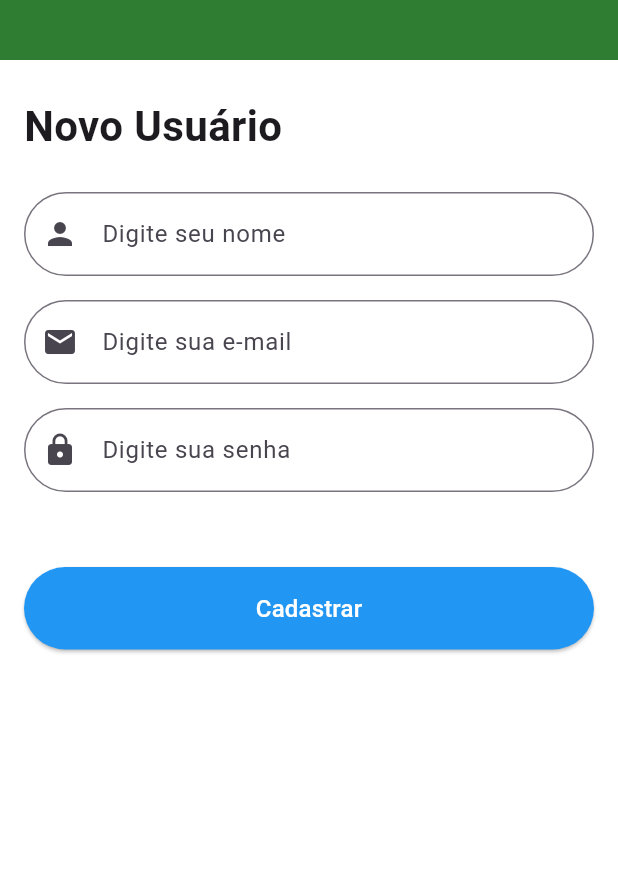
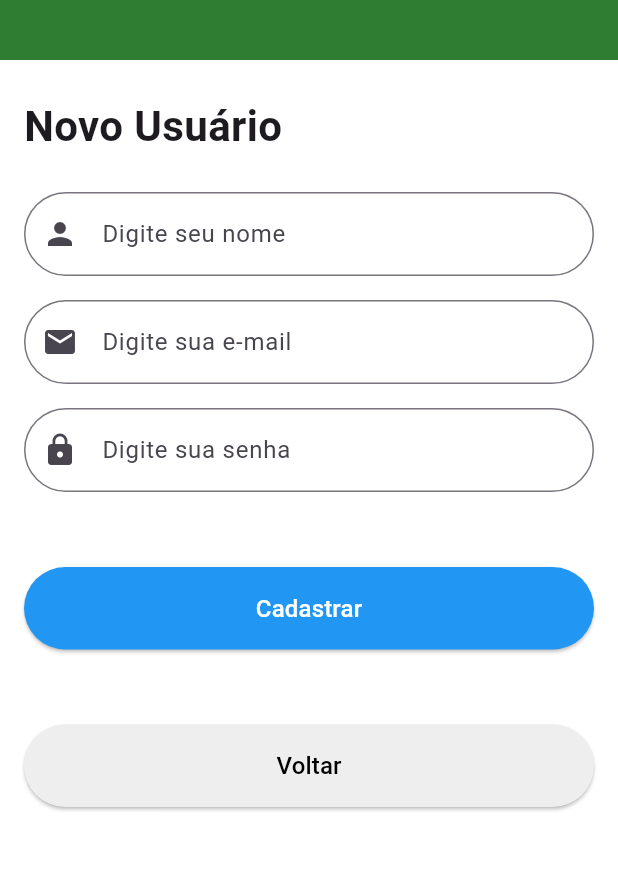
Before and after one commit to Faculdade-Team/pet_match, a Flutter app: the SignUpScreen screen opened by its route, on a phone screen of 412 x 824 dp, the part 285-1156 px from its top. Run offline on Flutter 3.47's test engine with Material 3 defaults, Android fonts, the phone set to English and light mode, and no system bars; our stand-ins replace font_awesome_flutter, go_router, sqflite; accounts and stored records are empty; Roboto replaces fonts that are missing (Montserrat).

Commit message:
commit - implementação do botão voltar na tela de cadastro

```diff
--- a/lib/screens/sign_up_screen.dart
+++ b/lib/screens/sign_up_screen.dart
@@ -199,6 +199,25 @@ class _SignUpScreenState extends State<SignUpScreen> {
                           ),
                           onPressed: () => onSubmit(),
                         ),
+                        SizedBox(height: 50),
+                        ElevatedButton(
+                          onPressed: () {
+                            context.go('/');
+                          },
+                          style: ElevatedButton.styleFrom(
+                            backgroundColor: Colors.grey.shade200,
+                            padding: EdgeInsets.symmetric(vertical: 16),
+                            shape: RoundedRectangleBorder(
+                              borderRadius: BorderRadius.all(
+                                Radius.circular(30),
+                              ),
+                            ),
+                          ),
+                          child: Text(
+                            'Voltar',
+                            style: TextStyle(fontSize: 16, color: Colors.black),
+                          ),
+                        ),
                       ],
                     ),
                   ),
```
